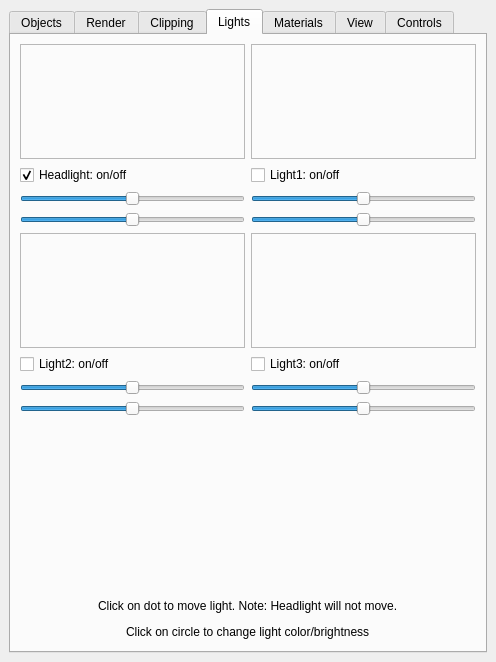
Above: src/Interface/Modules/Render/ViewSceneControls.ui from SCIInstitute/SCIRun before the change. Below: the same form after it.
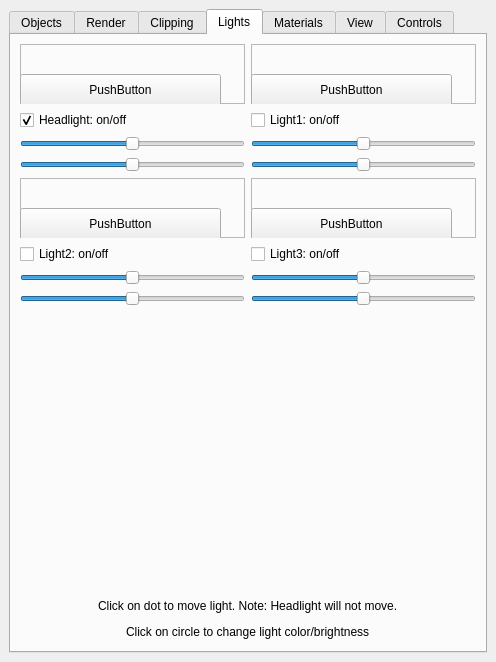
That is the form after the change. The open tabs and pages were chosen to show the change.

Patch:
```diff
--- a/src/Interface/Modules/Render/ViewSceneControls.ui
+++ b/src/Interface/Modules/Render/ViewSceneControls.ui
@@ -27,7 +27,7 @@
     </size>
    </property>
    <layout class="QGridLayout" name="gridLayout">
-    <item row="1" column="0">
+    <item row="0" column="0">
      <widget class="QTabWidget" name="tabWidget">
       <property name="enabled">
        <bool>true</bool>
@@ -39,7 +39,7 @@
        </font>
       </property>
       <property name="currentIndex">
-       <number>4</number>
+       <number>3</number>
       </property>
       <widget class="QWidget" name="ObjectTab">
        <attribute name="title">
@@ -979,119 +979,86 @@
         <string>Lights</string>
        </attribute>
        <layout class="QGridLayout" name="gridLayout_14">
-        <item row="4" column="1">
-         <widget class="QFrame" name="light3Frame_">
-          <property name="minimumSize">
-           <size>
-            <width>201</width>
-            <height>115</height>
-           </size>
-          </property>
-          <property name="frameShape">
-           <enum>QFrame::StyledPanel</enum>
-          </property>
-          <property name="frameShadow">
-           <enum>QFrame::Raised</enum>
-          </property>
-         </widget>
-        </item>
-        <item row="2" column="1">
-         <widget class="QSlider" name="light1AzimuthSlider_">
-          <property name="maximum">
-           <number>360</number>
-          </property>
-          <property name="value">
-           <number>180</number>
-          </property>
-          <property name="orientation">
-           <enum>Qt::Horizontal</enum>
-          </property>
-         </widget>
-        </item>
-        <item row="7" column="0">
-         <widget class="QSlider" name="light2AzimuthSlider_">
-          <property name="maximum">
-           <number>360</number>
-          </property>
-          <property name="value">
-           <number>180</number>
-          </property>
-          <property name="orientation">
-           <enum>Qt::Horizontal</enum>
-          </property>
-         </widget>
-        </item>
-        <item row="11" column="0" colspan="2">
-         <layout class="QHBoxLayout" name="horizontalLayout_3">
-          <item>
-           <spacer name="horizontalSpacer_12">
-            <property name="orientation">
-             <enum>Qt::Horizontal</enum>
-            </property>
-            <property name="sizeHint" stdset="0">
-             <size>
-              <width>172</width>
-              <height>20</height>
-             </size>
-            </property>
-           </spacer>
-          </item>
-          <item>
-           <widget class="QLabel" name="label_25">
-            <property name="text">
-             <string>Click on circle to change light color/brightness</string>
-            </property>
-           </widget>
-          </item>
-          <item>
-           <spacer name="horizontalSpacer_16">
-            <property name="orientation">
-             <enum>Qt::Horizontal</enum>
-            </property>
-            <property name="sizeHint" stdset="0">
-             <size>
-              <width>171</width>
-              <height>20</height>
-             </size>
-            </property>
-           </spacer>
-          </item>
-         </layout>
-        </item>
-        <item row="8" column="0">
-         <widget class="QSlider" name="light2InclinationSlider_">
-          <property name="maximum">
-           <number>180</number>
-          </property>
-          <property name="value">
-           <number>90</number>
-          </property>
-          <property name="orientation">
-           <enum>Qt::Horizontal</enum>
-          </property>
-         </widget>
-        </item>
-        <item row="1" column="1">
-         <widget class="QCheckBox" name="light1CheckBox_">
-          <property name="text">
-           <string>Light1: on/off</string>
-          </property>
-         </widget>
-        </item>
         <item row="7" column="1">
-         <widget class="QSlider" name="light3AzimuthSlider_">
+         <widget class="QCheckBox" name="light3CheckBox_">
+          <property name="text">
+           <string>Light3: on/off</string>
+          </property>
+         </widget>
+        </item>
+        <item row="6" column="1">
+         <widget class="QFrame" name="colorFrame3">
+          <property name="minimumSize">
+           <size>
+            <width>0</width>
+            <height>60</height>
+           </size>
+          </property>
+          <property name="frameShape">
+           <enum>QFrame::StyledPanel</enum>
+          </property>
+          <property name="frameShadow">
+           <enum>QFrame::Raised</enum>
+          </property>
+          <widget class="QPushButton" name="colorButton3">
+           <property name="geometry">
+            <rect>
+             <x>0</x>
+             <y>30</y>
+             <width>201</width>
+             <height>32</height>
+            </rect>
+           </property>
+           <property name="text">
+            <string>PushButton</string>
+           </property>
+          </widget>
+          <widget class="QLabel" name="color3">
+           <property name="geometry">
+            <rect>
+             <x>10</x>
+             <y>10</y>
+             <width>181</width>
+             <height>16</height>
+            </rect>
+           </property>
+           <property name="text">
+            <string/>
+           </property>
+          </widget>
+         </widget>
+        </item>
+        <item row="2" column="0">
+         <widget class="QCheckBox" name="headlightCheckBox_">
+          <property name="text">
+           <string>Headlight: on/off</string>
+          </property>
+          <property name="checked">
+           <bool>true</bool>
+          </property>
+         </widget>
+        </item>
+        <item row="7" column="0">
+         <widget class="QCheckBox" name="light2CheckBox_">
+          <property name="text">
+           <string>Light2: on/off</string>
+          </property>
+         </widget>
+        </item>
+        <item row="5" column="0">
+         <widget class="QSlider" name="headlightInclinationSlider_">
           <property name="maximum">
-           <number>360</number>
-          </property>
-          <property name="value">
            <number>180</number>
           </property>
+          <property name="value">
+           <number>90</number>
+          </property>
           <property name="orientation">
            <enum>Qt::Horizontal</enum>
           </property>
          </widget>
         </item>
-        <item row="10" column="0" colspan="2">
+        <item row="12" column="0" colspan="2">
          <layout class="QHBoxLayout" name="horizontalLayout_2">
           <item>
            <spacer name="horizontalSpacer_7">
@@ -1128,7 +1095,77 @@
           </item>
          </layout>
         </item>
-        <item row="9" column="1">
+        <item row="5" column="1">
+         <widget class="QSlider" name="light1InclinationSlider_">
+          <property name="maximum">
+           <number>180</number>
+          </property>
+          <property name="value">
+           <number>90</number>
+          </property>
+          <property name="orientation">
+           <enum>Qt::Horizontal</enum>
+          </property>
+         </widget>
+        </item>
+        <item row="2" column="1">
+         <widget class="QCheckBox" name="light1CheckBox_">
+          <property name="text">
+           <string>Light1: on/off</string>
+          </property>
+         </widget>
+        </item>
+        <item row="13" column="0" colspan="2">
+         <layout class="QHBoxLayout" name="horizontalLayout_3">
+          <item>
+           <spacer name="horizontalSpacer_12">
+            <property name="orientation">
+             <enum>Qt::Horizontal</enum>
+            </property>
+            <property name="sizeHint" stdset="0">
+             <size>
+              <width>172</width>
+              <height>20</height>
+             </size>
+            </property>
+           </spacer>
+          </item>
+          <item>
+           <widget class="QLabel" name="label_25">
+            <property name="text">
+             <string>Click on circle to change light color/brightness</string>
+            </property>
+           </widget>
+          </item>
+          <item>
+           <spacer name="horizontalSpacer_16">
+            <property name="orientation">
+             <enum>Qt::Horizontal</enum>
+            </property>
+            <property name="sizeHint" stdset="0">
+             <size>
+              <width>171</width>
+              <height>20</height>
+             </size>
+            </property>
+           </spacer>
+          </item>
+         </layout>
+        </item>
+        <item row="4" column="0">
+         <widget class="QSlider" name="headlightAzimuthSlider_">
+          <property name="maximum">
+           <number>360</number>
+          </property>
+          <property name="value">
+           <number>180</number>
+          </property>
+          <property name="orientation">
+           <enum>Qt::Horizontal</enum>
+          </property>
+         </widget>
+        </item>
+        <item row="11" column="1">
          <spacer name="verticalSpacer_6">
           <property name="orientation">
            <enum>Qt::Vertical</enum>
@@ -1141,7 +1178,130 @@
           </property>
          </spacer>
         </item>
-        <item row="8" column="1">
+        <item row="4" column="1">
+         <widget class="QSlider" name="light1AzimuthSlider_">
+          <property name="maximum">
+           <number>360</number>
+          </property>
+          <property name="value">
+           <number>180</number>
+          </property>
+          <property name="orientation">
+           <enum>Qt::Horizontal</enum>
+          </property>
+         </widget>
+        </item>
+        <item row="6" column="0">
+         <widget class="QFrame" name="colorFrame2">
+          <property name="minimumSize">
+           <size>
+            <width>0</width>
+            <height>60</height>
+           </size>
+          </property>
+          <property name="frameShape">
+           <enum>QFrame::StyledPanel</enum>
+          </property>
+          <property name="frameShadow">
+           <enum>QFrame::Raised</enum>
+          </property>
+          <widget class="QPushButton" name="colorButton2">
+           <property name="geometry">
+            <rect>
+             <x>0</x>
+             <y>30</y>
+             <width>201</width>
+             <height>32</height>
+            </rect>
+           </property>
+           <property name="text">
+            <string>PushButton</string>
+           </property>
+          </widget>
+          <widget class="QLabel" name="color2">
+           <property name="geometry">
+            <rect>
+             <x>10</x>
+             <y>10</y>
+             <width>181</width>
+             <height>16</height>
+            </rect>
+           </property>
+           <property name="text">
+            <string/>
+           </property>
+          </widget>
+         </widget>
+        </item>
+        <item row="1" column="1">
+         <widget class="QFrame" name="colorFrame1">
+          <property name="minimumSize">
+           <size>
+            <width>0</width>
+            <height>60</height>
+           </size>
+          </property>
+          <property name="frameShape">
+           <enum>QFrame::StyledPanel</enum>
+          </property>
+          <property name="frameShadow">
+           <enum>QFrame::Raised</enum>
+          </property>
+          <widget class="QPushButton" name="colorButton1">
+           <property name="geometry">
+            <rect>
+             <x>0</x>
+             <y>30</y>
+             <width>201</width>
+             <height>32</height>
+            </rect>
+           </property>
+           <property name="text">
+            <string>PushButton</string>
+           </property>
+          </widget>
+          <widget class="QLabel" name="color1">
+           <property name="geometry">
+            <rect>
+             <x>10</x>
+             <y>10</y>
+             <width>181</width>
+             <height>16</height>
+            </rect>
+           </property>
+           <property name="text">
+            <string/>
+           </property>
+          </widget>
+         </widget>
+        </item>
+        <item row="9" column="1">
+         <widget class="QSlider" name="light3AzimuthSlider_">
+          <property name="maximum">
+           <number>360</number>
+          </property>
+          <property name="value">
+           <number>180</number>
+          </property>
+          <property name="orientation">
+           <enum>Qt::Horizontal</enum>
+          </property>
+         </widget>
+        </item>
+        <item row="10" column="0">
+         <widget class="QSlider" name="light2InclinationSlider_">
+          <property name="maximum">
+           <number>180</number>
+          </property>
+          <property name="value">
+           <number>90</number>
+          </property>
+          <property name="orientation">
+           <enum>Qt::Horizontal</enum>
+          </property>
+         </widget>
+        </item>
+        <item row="10" column="1">
          <widget class="QSlider" name="light3InclinationSlider_">
           <property name="maximum">
            <number>180</number>
@@ -1154,115 +1314,59 @@
           </property>
          </widget>
         </item>
-        <item row="0" column="0">
-         <widget class="QFrame" name="headlightFrame_">
-          <property name="minimumSize">
-           <size>
-            <width>201</width>
-            <height>115</height>
-           </size>
-          </property>
-          <property name="frameShape">
-           <enum>QFrame::StyledPanel</enum>
-          </property>
-          <property name="frameShadow">
-           <enum>QFrame::Raised</enum>
-          </property>
-         </widget>
-        </item>
-        <item row="5" column="0">
-         <widget class="QCheckBox" name="light2CheckBox_">
-          <property name="text">
-           <string>Light2: on/off</string>
-          </property>
-         </widget>
-        </item>
-        <item row="3" column="1">
-         <widget class="QSlider" name="light1InclinationSlider_">
+        <item row="9" column="0">
+         <widget class="QSlider" name="light2AzimuthSlider_">
           <property name="maximum">
-           <number>180</number>
+           <number>360</number>
           </property>
           <property name="value">
-           <number>90</number>
+           <number>180</number>
           </property>
           <property name="orientation">
            <enum>Qt::Horizontal</enum>
           </property>
          </widget>
         </item>
-        <item row="4" column="0">
-         <widget class="QFrame" name="light2Frame_">
-          <property name="minimumSize">
-           <size>
-            <width>201</width>
-            <height>115</height>
-           </size>
-          </property>
-          <property name="frameShape">
-           <enum>QFrame::StyledPanel</enum>
-          </property>
-          <property name="frameShadow">
-           <enum>QFrame::Raised</enum>
-          </property>
-         </widget>
-        </item>
-        <item row="5" column="1">
-         <widget class="QCheckBox" name="light3CheckBox_">
-          <property name="text">
-           <string>Light3: on/off</string>
-          </property>
-         </widget>
-        </item>
-        <item row="0" column="1">
-         <widget class="QFrame" name="light1Frame_">
-          <property name="minimumSize">
-           <size>
-            <width>201</width>
-            <height>115</height>
-           </size>
-          </property>
-          <property name="frameShape">
-           <enum>QFrame::StyledPanel</enum>
-          </property>
-          <property name="frameShadow">
-           <enum>QFrame::Raised</enum>
-          </property>
-         </widget>
-        </item>
         <item row="1" column="0">
-         <widget class="QCheckBox" name="headlightCheckBox_">
-          <property name="text">
-           <string>Headlight: on/off</string>
+         <widget class="QFrame" name="colorFrame0">
+          <property name="minimumSize">
+           <size>
+            <width>0</width>
+            <height>60</height>
+           </size>
           </property>
-          <property name="checked">
-           <bool>true</bool>
+          <property name="frameShape">
+           <enum>QFrame::StyledPanel</enum>
           </property>
-         </widget>
-        </item>
-        <item row="3" column="0">
-         <widget class="QSlider" name="headlightInclinationSlider_">
-          <property name="maximum">
-           <number>180</number>
+          <property name="frameShadow">
+           <enum>QFrame::Raised</enum>
           </property>
-          <property name="value">
-           <number>90</number>
-          </property>
-          <property name="orientation">
-           <enum>Qt::Horizontal</enum>
-          </property>
-         </widget>
-        </item>
-        <item row="2" column="0">
-         <widget class="QSlider" name="headlightAzimuthSlider_">
-          <property name="maximum">
-           <number>360</number>
-          </property>
-          <property name="value">
-           <number>180</number>
-          </property>
-          <property name="orientation">
-           <enum>Qt::Horizontal</enum>
-          </property>
+          <widget class="QLabel" name="color0">
+           <property name="geometry">
+            <rect>
+             <x>10</x>
+             <y>10</y>
+             <width>181</width>
+             <height>16</height>
+            </rect>
+           </property>
+           <property name="text">
+            <string/>
+           </property>
+          </widget>
+          <widget class="QPushButton" name="colorButton0">
+           <property name="geometry">
+            <rect>
+             <x>0</x>
+             <y>30</y>
+             <width>201</width>
+             <height>32</height>
+            </rect>
+           </property>
+           <property name="text">
+            <string>PushButton</string>
+           </property>
+          </widget>
          </widget>
         </item>
        </layout>
@@ -1876,17 +1980,6 @@
             <string>Center</string>
            </property>
           </widget>
-          <zorder>label_26</zorder>
-          <zorder>orientAxisSize_</zorder>
-          <zorder>label_27</zorder>
-          <zorder>label_28</zorder>
-          <zorder>orientAxisXPos_</zorder>
-          <zorder>orientAxisYPos_</zorder>
-          <zorder>orientationCheckBox_</zorder>
-          <zorder>orientDefaultPositionButton</zorder>
-          <zorder>label_29</zorder>
-          <zorder>orientCenterPositionButton</zorder>
-          <zorder>autoRotateGroupBox_</zorder>
          </widget>
         </item>
         <item>
```
Left out of the diff: 2 changed lines with no effect on the pictures.
